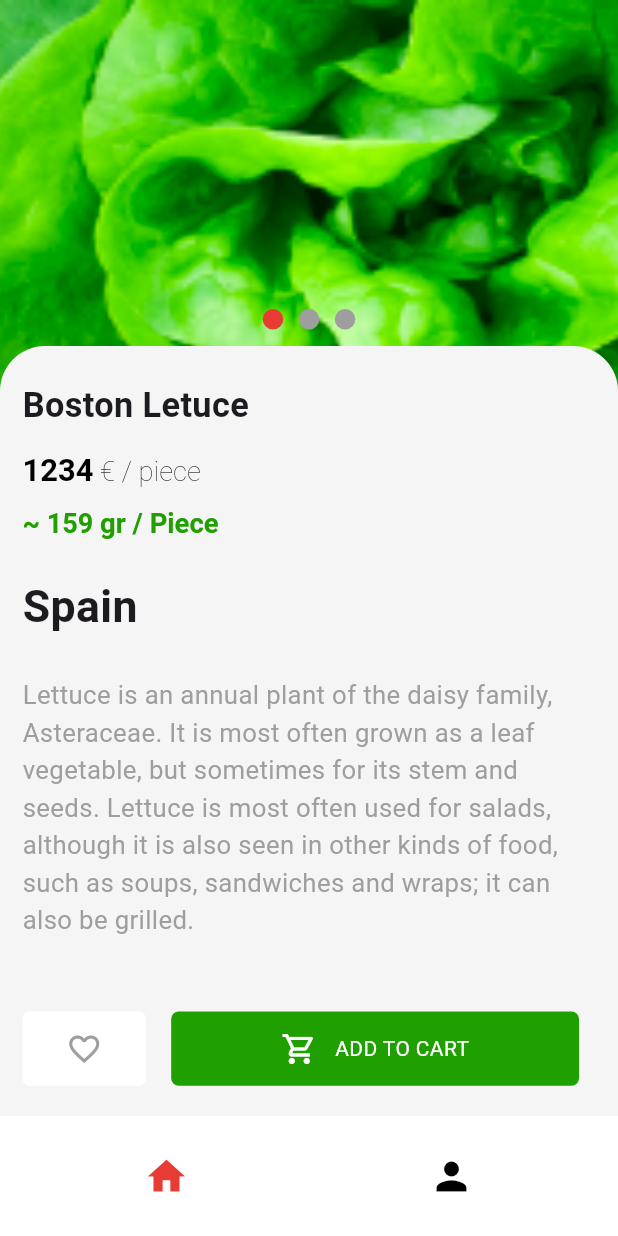
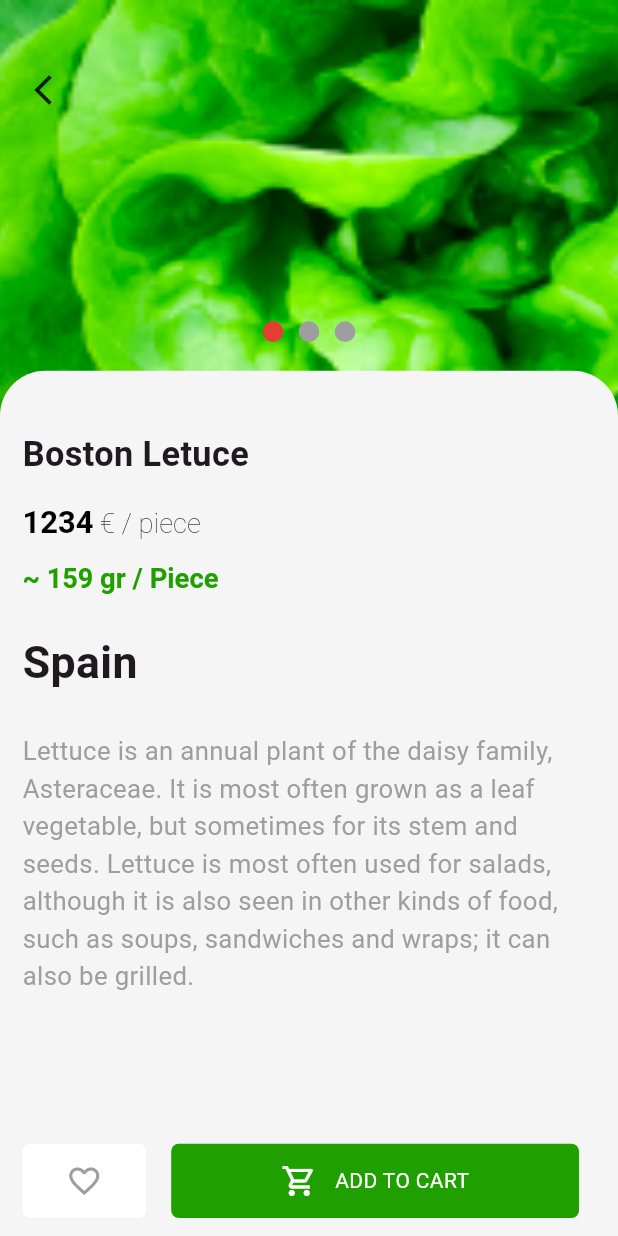
Before and after one commit to dvlpr-shubhamsawant/innovins, a Flutter app: the ProductDetailScreen screen opened by its route, on a phone screen of 412 x 824 dp. Run offline on Flutter 3.47's test engine with Material 3 defaults, Android fonts, the phone set to English and light mode, and no system bars; our stand-ins replace flutter_screenutil, go_router, hive_flutter; accounts and stored records are empty.

Commit message:
duplicate key bug solve

```diff
--- a/lib/const/app_router.dart
+++ b/lib/const/app_router.dart
@@ -2,6 +2,7 @@ import 'package:flutter/material.dart';
 import 'package:go_router/go_router.dart';
 import 'package:innovins_tech/const/app_colors.dart';
 import 'package:innovins_tech/main.dart';
+import 'package:innovins_tech/views/home.dart';
 
 import 'package:innovins_tech/views/home_screen/home_screen.dart';
 import 'package:innovins_tech/views/product_detail_screen/product_detail_screen.dart';
@@ -35,19 +36,13 @@ class AppRouter {
           ),
         ],
       ),
-      ShellRoute(
-        navigatorKey: GlobalKey<NavigatorState>(),
-        builder: (context, state, child) {
-          return Scaffold(
-            body: child,
-            bottomNavigationBar: NavBar(
-              screenIndex: calculateSelectedIndex(state),
-            ),
-          );
-        },
+      GoRoute(
+          path: '/home',
+          name: Home.id,
+          builder: (context, state) => Home(),
           routes: [
             GoRoute(
-            path: '/homescreen',
+              path: 'homescreen',
               name: HomeScreen.id,
               builder: (context, state) => HomeScreen(),
               routes: [
@@ -59,67 +54,11 @@ class AppRouter {
               ],
             ),
             GoRoute(
-            path: '/profilescreen',
+              path: 'profilescreen',
               name: ProfileScreen.id,
               builder: (context, state) => ProfileScreen(),
             ),
-        ],
-      ),
+          ]),
     ],
   );
 }
-
-class NavBar extends StatelessWidget {
-  NavBar({
-    super.key,
-    required this.screenIndex,
-  });
-
-  int screenIndex;
-
-  @override
-  Widget build(BuildContext context) {
-    return BottomAppBar(
-      color: AppColors.whiteColor,
-      child: Row(
-        mainAxisAlignment: MainAxisAlignment.spaceAround,
-        children: [
-          GestureDetector(
-            onTap: () {
-              context.goNamed(HomeScreen.id);
-            },
-            child: Icon(
-              Icons.home,
-              size: 30,
-              color:
-                  screenIndex == 0 ? AppColors.redColor : AppColors.blackColor,
-            ),
-          ),
-          GestureDetector(
-            onTap: () {
-              context.goNamed(ProfileScreen.id);
-            },
-            child: Icon(Icons.person,
-                size: 30,
-                color: screenIndex == 1
-                    ? AppColors.redColor
-                    : AppColors.blackColor),
-          ),
-        ],
-      ),
-    );
-  }
-}
-
-calculateSelectedIndex(GoRouterState state) {
-  final location = state.matchedLocation;
-  if (location.startsWith('/home')) {
-    return 0;
-  }
-
-  if (location.startsWith('/profile')) {
-    return 1;
-  }
-
-  return -1;
-}
--- a/lib/views/product_detail_screen/product_detail_screen.dart
+++ b/lib/views/product_detail_screen/product_detail_screen.dart
@@ -1,8 +1,10 @@
 import 'package:flutter/material.dart';
 import 'package:flutter_screenutil/flutter_screenutil.dart';
+import 'package:go_router/go_router.dart';
 import 'package:innovins_tech/const/app_colors.dart';
 import 'package:innovins_tech/const/assets.dart';
 import 'package:innovins_tech/const/spacing.dart';
+import 'package:innovins_tech/views/home.dart';
 
 class ProductDetailScreen extends StatefulWidget {
   const ProductDetailScreen({super.key});
@@ -48,7 +50,7 @@ class _ProductDetailScreenState extends State<ProductDetailScreen> {
                   ],
                 ),
                 Positioned(
-                  top: fixheight * 0.25,
+                  top: fixheight * 0.26,
                   left: fixwidth * 0.4,
                   child: SizedBox(
                     width: fixwidth * 0.2,
@@ -64,7 +66,19 @@ class _ProductDetailScreenState extends State<ProductDetailScreen> {
                       }),
                     ),
                   ),
-                )
+                ),
+                Positioned(
+                  left: 20.w,
+                  top: 40.h,
+                  child: GestureDetector(
+                    onTap: () {
+                      context.goNamed(Home.id);
+                    },
+                    child: Icon(
+                      Icons.arrow_back_ios,
+                    ),
+                  ),
+                ),
               ],
             ),
           ),
@@ -76,14 +90,14 @@ class _ProductDetailScreenState extends State<ProductDetailScreen> {
                     topLeft: Radius.circular(30),
                     topRight: Radius.circular(30))),
             margin:
-                EdgeInsets.only(top: MediaQuery.of(context).size.height * 0.28),
-            height: MediaQuery.of(context).size.height * 0.7,
+                EdgeInsets.only(top: MediaQuery.of(context).size.height * 0.3),
+            height: MediaQuery.of(context).size.height * 0.8,
             width: double.infinity,
             child: Column(
               crossAxisAlignment: CrossAxisAlignment.start,
               children: [
                 SizedBox(
-                  height: fixheight * 0.01,
+                  height: fixheight * 0.03,
                 ),
                 Text(
                   "Boston Letuce",
@@ -91,7 +105,7 @@ class _ProductDetailScreenState extends State<ProductDetailScreen> {
                       TextStyle(fontSize: 20.sp, fontWeight: FontWeight.bold),
                 ),
                 SizedBox(
-                  height: fixheight * 0.018,
+                  height: fixheight * 0.02,
                 ),
                 RichText(
                   text: TextSpan(
@@ -110,7 +124,7 @@ class _ProductDetailScreenState extends State<ProductDetailScreen> {
                   ),
                 ),
                 SizedBox(
-                  height: fixheight * 0.015,
+                  height: fixheight * 0.018,
                 ),
                 RichText(
                   text: TextSpan(
@@ -143,7 +157,7 @@ class _ProductDetailScreenState extends State<ProductDetailScreen> {
                   style: TextStyle(fontSize: 15.sp, color: AppColors.greyColor),
                 ),
                 SizedBox(
-                  height: fixheight * 0.058,
+                  height: fixheight * 0.12,
                 ),
                 Row(
                   children: [
--- a/lib/views/sign_in_screen/sign_in_screen.dart
+++ b/lib/views/sign_in_screen/sign_in_screen.dart
@@ -6,6 +6,7 @@ import 'package:innovins_tech/const/app_colors.dart';
 import 'package:innovins_tech/const/enum.dart';
 import 'package:innovins_tech/const/spacing.dart';
 import 'package:innovins_tech/controller/auth_controller.dart';
+import 'package:innovins_tech/views/home.dart';
 import 'package:innovins_tech/views/home_screen/home_screen.dart';
 import 'package:innovins_tech/views/shared_widget/custom_textfield.dart';
 import 'package:innovins_tech/views/shared_widget/toast.dart';
@@ -51,7 +52,7 @@ class SignInScreen extends StatelessWidget {
                       await controller.signinUser(userData).then((value) {
                         log(value.toString());
                         if (value == Status.success) {
-                          context.goNamed(HomeScreen.id);
+                          context.goNamed(Home.id);
                         } else {
                           flutterToast(context, "Something went wrong");
                         }
--- a/lib/views/sign_up_screen/sign_up_screen.dart
+++ b/lib/views/sign_up_screen/sign_up_screen.dart
@@ -7,6 +7,7 @@ import 'package:innovins_tech/const/app_colors.dart';
 import 'package:innovins_tech/const/enum.dart';
 import 'package:innovins_tech/const/spacing.dart';
 import 'package:innovins_tech/controller/auth_controller.dart';
+import 'package:innovins_tech/views/home.dart';
 import 'package:innovins_tech/views/home_screen/home_screen.dart';
 import 'package:innovins_tech/views/shared_widget/custom_textfield.dart';
 import 'package:innovins_tech/views/shared_widget/toast.dart';
@@ -61,7 +62,7 @@ class SignUpScreen extends StatelessWidget {
                       await controller.registerUser(userData).then((value) {
                         log(value.toString());
                         if (value == Status.success) {
-                          context.goNamed(HomeScreen.id);
+                          context.goNamed(Home.id);
                         } else {
                           flutterToast(context, "Something went wrong");
                         }
```
Also changed, not shown: lib/services/hive_service.dart (+4 -4 lines), lib/views/home.dart (added, +76 -0 lines), lib/views/splash_screen/splash_screen.dart (+7 -5 lines). Lines whose indentation alone changed are shown as unchanged.
